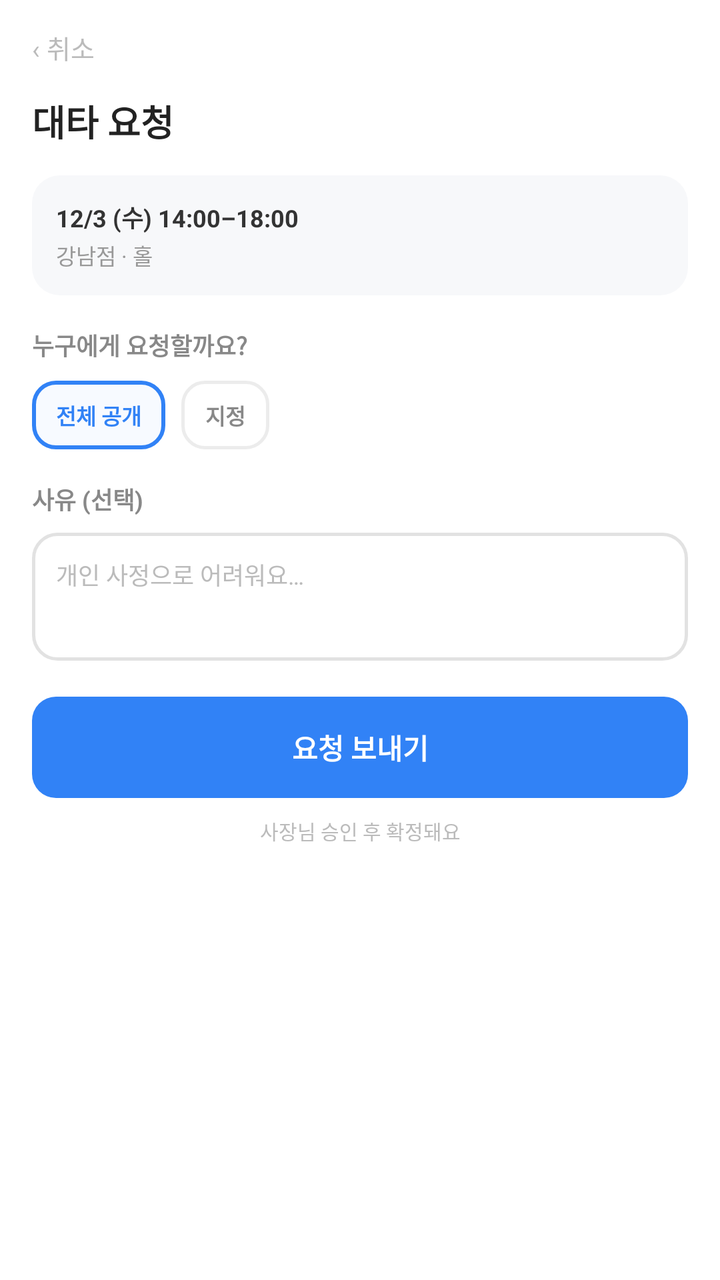
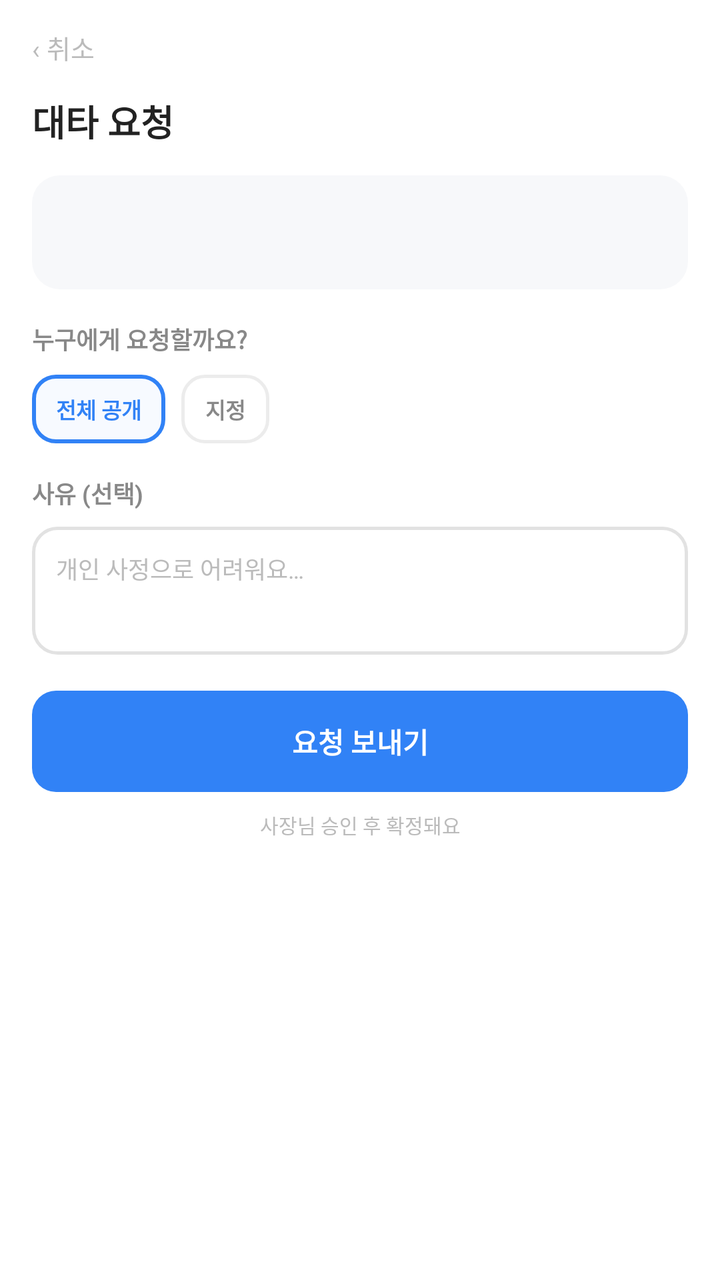

An Android layout rendered at two revisions. The XML below is the earlier revision; the diff shows what the commit changed to produce the second picture.
<!-- AndroidManifest.xml: application theme Theme.PTManagerEmployee -->
<!-- res/layout/activity_sub_request.xml -->
<?xml version="1.0" encoding="utf-8"?>
<ScrollView xmlns:android="http://schemas.android.com/apk/res/android"
    android:id="@+id/sub_root"
    android:layout_width="match_parent"
    android:layout_height="match_parent"
    android:background="@color/white"
    android:fillViewport="true">

    <LinearLayout
        android:layout_width="match_parent"
        android:layout_height="wrap_content"
        android:orientation="vertical"
        android:paddingHorizontal="16dp"
        android:paddingBottom="28dp">

        <TextView
            android:id="@+id/btn_cancel"
            android:layout_width="wrap_content"
            android:layout_height="wrap_content"
            android:text="‹ 취소"
            android:textColor="@color/text_hint"
            android:textSize="13sp"
            android:paddingVertical="14dp"
            android:paddingEnd="14dp"
            android:background="?attr/selectableItemBackground" />

        <TextView
            android:layout_width="wrap_content"
            android:layout_height="wrap_content"
            android:text="대타 요청"
            android:textColor="@color/text_primary"
            android:textSize="18sp"
            android:textStyle="bold" />

        
        <LinearLayout
            android:layout_width="match_parent"
            android:layout_height="wrap_content"
            android:layout_marginTop="14dp"
            android:orientation="vertical"
            android:background="@drawable/bg_soft_gray"
            android:padding="12dp">

            <TextView
                android:id="@+id/tv_shift_summary"
                android:layout_width="wrap_content"
                android:layout_height="wrap_content"
                android:text="12/3 (수) 14:00–18:00"
                android:textColor="#333333"
                android:textSize="12sp"
                android:textStyle="bold" />

            <TextView
                android:layout_width="wrap_content"
                android:layout_height="wrap_content"
                android:layout_marginTop="2dp"
                android:text="강남점 · 홀"
                android:textColor="@color/text_tertiary"
                android:textSize="11sp" />
        </LinearLayout>

        <TextView
            android:layout_width="wrap_content"
            android:layout_height="wrap_content"
            android:layout_marginTop="16dp"
            android:text="누구에게 요청할까요?"
            android:textColor="@color/text_secondary"
            android:textSize="12sp"
            android:textStyle="bold" />

        <LinearLayout
            android:layout_width="wrap_content"
            android:layout_height="wrap_content"
            android:layout_marginTop="9dp"
            android:orientation="horizontal">

            <TextView
                android:id="@+id/chip_all"
                android:layout_width="wrap_content"
                android:layout_height="wrap_content"
                android:background="@drawable/bg_chip_selected"
                android:text="전체 공개"
                android:textColor="@color/brand_blue"
                android:textSize="11sp"
                android:textStyle="bold"
                android:paddingHorizontal="12dp"
                android:paddingVertical="9dp" />

            <TextView
                android:id="@+id/chip_pick"
                android:layout_width="wrap_content"
                android:layout_height="wrap_content"
                android:layout_marginStart="8dp"
                android:background="@drawable/bg_chip_outline"
                android:text="지정"
                android:textColor="@color/text_secondary"
                android:textSize="11sp"
                android:textStyle="bold"
                android:paddingHorizontal="12dp"
                android:paddingVertical="9dp" />
        </LinearLayout>

        <TextView
            android:layout_width="wrap_content"
            android:layout_height="wrap_content"
            android:layout_marginTop="16dp"
            android:text="사유 (선택)"
            android:textColor="@color/text_secondary"
            android:textSize="12sp"
            android:textStyle="bold" />

        <EditText
            android:id="@+id/input_reason"
            android:layout_width="match_parent"
            android:layout_height="wrap_content"
            android:layout_marginTop="8dp"
            android:background="@drawable/bg_input"
            android:gravity="top|start"
            android:hint="개인 사정으로 어려워요…"
            android:textColorHint="@color/text_hint"
            android:textColor="@color/text_primary"
            android:textSize="12sp"
            android:inputType="textMultiLine"
            android:minHeight="64dp"
            android:padding="12dp" />

        <TextView
            android:id="@+id/btn_send"
            android:layout_width="match_parent"
            android:layout_height="wrap_content"
            android:layout_marginTop="18dp"
            android:background="@drawable/bg_btn_primary"
            android:text="요청 보내기"
            android:textColor="@color/white"
            android:textSize="14sp"
            android:textStyle="bold"
            android:gravity="center"
            android:paddingVertical="15dp"
            android:foreground="?attr/selectableItemBackground" />

        <TextView
            android:layout_width="match_parent"
            android:layout_height="wrap_content"
            android:layout_marginTop="9dp"
            android:text="사장님 승인 후 확정돼요"
            android:textColor="@color/text_hint"
            android:textSize="10sp"
            android:gravity="center" />
    </LinearLayout>
</ScrollView>
<!-- resources referenced by this layout -->
<resources>
  <color name="brand_blue">#3182F6</color>
  <color name="text_hint">#BBBBBB</color>
  <color name="text_primary">#222222</color>
  <color name="text_secondary">#888888</color>
  <color name="text_tertiary">#999999</color>
  <color name="white">#FFFFFFFF</color>
  <!-- drawable bg_btn_primary (drawable) -->
  <?xml version="1.0" encoding="utf-8"?>
  <shape xmlns:android="http://schemas.android.com/apk/res/android" android:shape="rectangle">
      <solid android:color="@color/brand_blue" />
      <corners android:radius="12dp" />
  </shape>
  <!-- drawable bg_chip_outline (drawable) -->
  <?xml version="1.0" encoding="utf-8"?>
  <shape xmlns:android="http://schemas.android.com/apk/res/android" android:shape="rectangle">
      <solid android:color="@color/white" />
      <corners android:radius="11dp" />
      <stroke android:width="1.5dp" android:color="@color/border" />
  </shape>
  <!-- drawable bg_chip_selected (drawable) -->
  <?xml version="1.0" encoding="utf-8"?>
  <shape xmlns:android="http://schemas.android.com/apk/res/android" android:shape="rectangle">
      <solid android:color="@color/brand_blue_bg" />
      <corners android:radius="11dp" />
      <stroke android:width="2dp" android:color="@color/brand_blue" />
  </shape>
  <!-- drawable bg_input (drawable) -->
  <?xml version="1.0" encoding="utf-8"?>
  <shape xmlns:android="http://schemas.android.com/apk/res/android" android:shape="rectangle">
      <solid android:color="@color/white" />
      <corners android:radius="12dp" />
      <stroke android:width="1.5dp" android:color="@color/input_border" />
  </shape>
  <!-- drawable bg_soft_gray (drawable) -->
  <?xml version="1.0" encoding="utf-8"?>
  <shape xmlns:android="http://schemas.android.com/apk/res/android" android:shape="rectangle">
      <solid android:color="@color/surface_gray" />
      <corners android:radius="14dp" />
  </shape>
  <style name="Theme.PTManagerEmployee" parent="Base.Theme.PTManagerEmployee" />
  <color name="border">#ECECEC</color>
  <color name="brand_blue_bg">#F7FAFF</color>
  <color name="input_border">#E2E2E2</color>
  <color name="surface_gray">#F7F8FA</color>
  <style name="Base.Theme.PTManagerEmployee" parent="Theme.Material3.Light.NoActionBar">
          <item name="colorPrimary">@color/brand_blue</item>
          <item name="colorOnPrimary">@color/white</item>
          <item name="colorSurface">@color/white</item>
          <item name="colorOnSurface">@color/text_primary</item>
          <item name="android:colorBackground">@color/white</item>
          <item name="android:statusBarColor">@color/white</item>
          <item name="android:navigationBarColor">@color/white</item>
          <item name="android:windowLightStatusBar">true</item>
          <item name="android:windowLightNavigationBar" tools:targetApi="o_mr1">true</item>
      </style>
</resources>

<!-- the commit's change to res/layout/activity_sub_request.xml (unified diff, before → after) -->
@@ -45,7 +45,7 @@
                 android:id="@+id/tv_shift_summary"
                 android:layout_width="wrap_content"
                 android:layout_height="wrap_content"
-                android:text="12/3 (수) 14:00–18:00"
+                android:text=""
                 android:textColor="#333333"
                 android:textSize="12sp"
                 android:textStyle="bold" />
@@ -54,7 +54,7 @@
                 android:layout_width="wrap_content"
                 android:layout_height="wrap_content"
                 android:layout_marginTop="2dp"
-                android:text="강남점 · 홀"
+                android:text=""
                 android:textColor="@color/text_tertiary"
                 android:textSize="11sp" />
         </LinearLayout>
